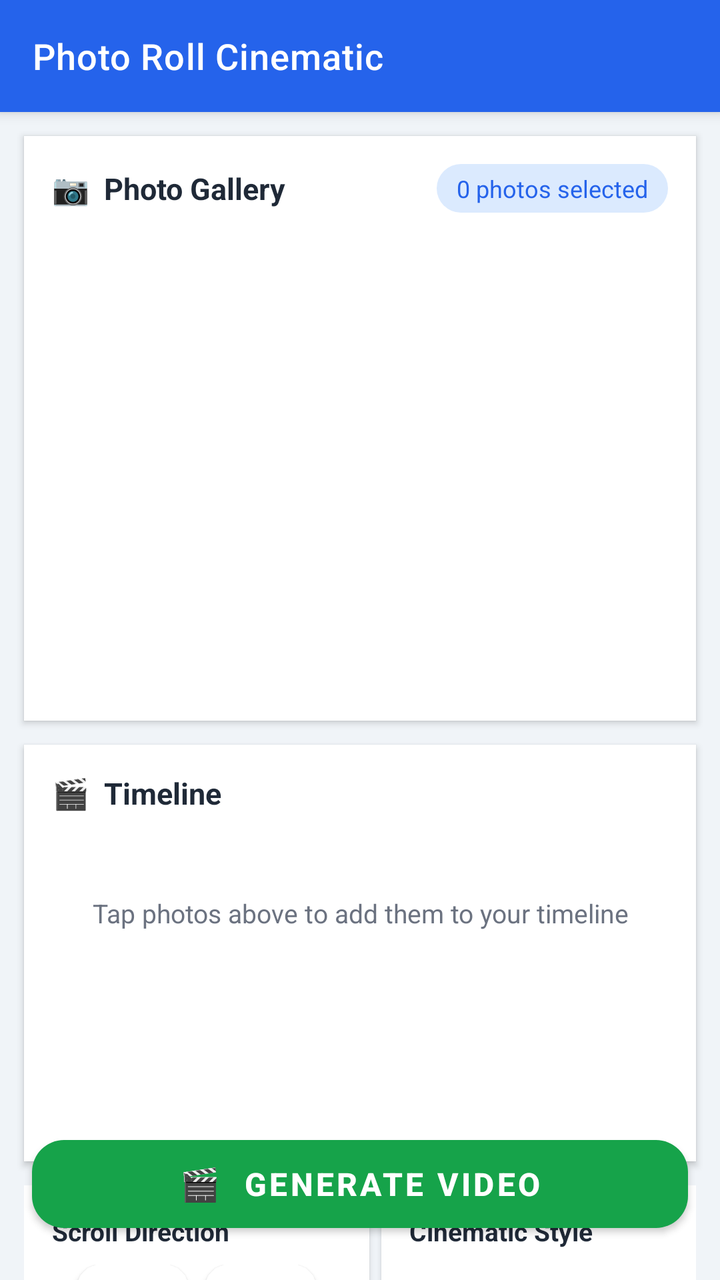
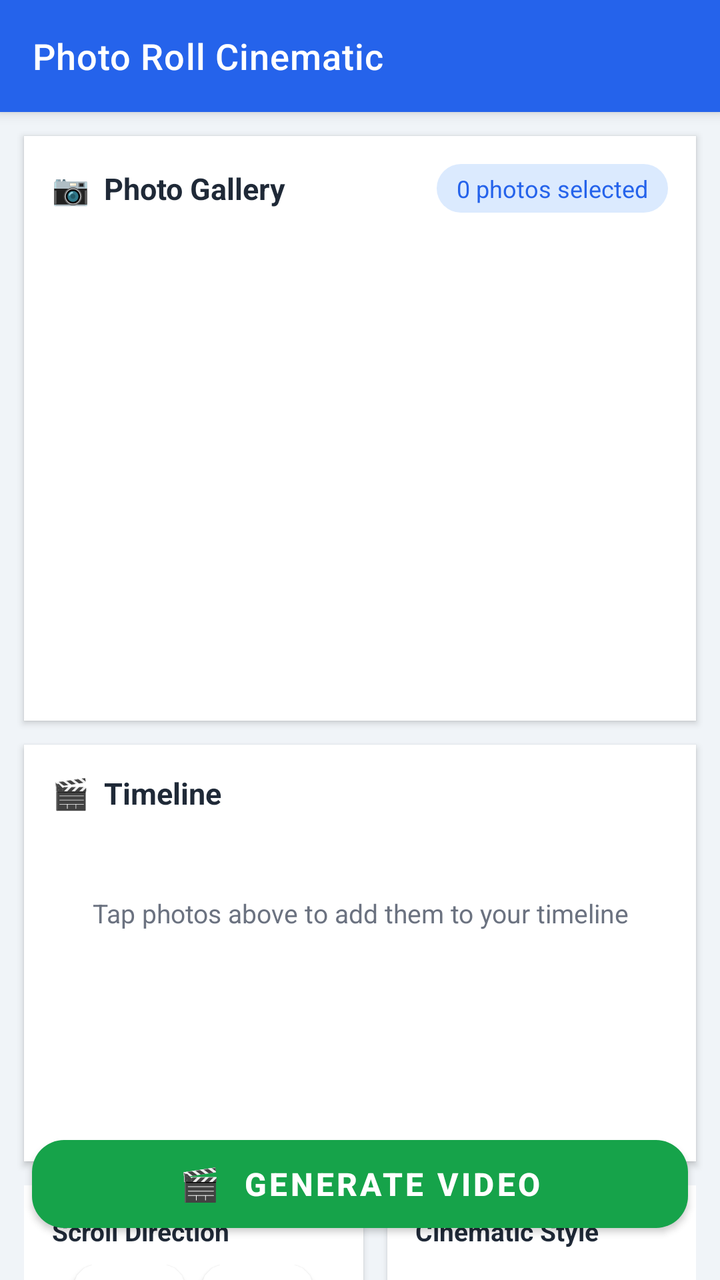

Before-and-after screenshots of an Android layout around one commit, followed by the original layout XML and the change that was made.
<!-- AndroidManifest.xml: application theme Theme.PhotoRollCinematic -->
<!-- res/layout/activity_main.xml -->
<?xml version="1.0" encoding="utf-8"?>
<androidx.coordinatorlayout.widget.CoordinatorLayout
    xmlns:android="http://schemas.android.com/apk/res/android"
    xmlns:app="http://schemas.android.com/apk/res-auto"
    xmlns:tools="http://schemas.android.com/tools"
    android:layout_width="match_parent"
    android:layout_height="match_parent"
    android:background="@color/background_white">

    <com.google.android.material.appbar.AppBarLayout
        android:id="@+id/app_bar"
        android:layout_width="match_parent"
        android:layout_height="wrap_content"
        android:elevation="4dp"
        app:liftOnScroll="false">

        <com.google.android.material.appbar.MaterialToolbar
            android:id="@+id/toolbar"
            android:layout_width="match_parent"
            android:layout_height="?attr/actionBarSize"
            android:background="@color/primary_blue"
            app:title="Photo Roll Cinematic"
            app:titleTextColor="@android:color/white"
            app:titleTextAppearance="@style/TextAppearance.App.Toolbar" />

    </com.google.android.material.appbar.AppBarLayout>

    <androidx.core.widget.NestedScrollView
        android:layout_width="match_parent"
        android:layout_height="match_parent"
        app:layout_behavior="@string/appbar_scrolling_view_behavior">

        <LinearLayout
            android:layout_width="match_parent"
            android:layout_height="wrap_content"
            android:orientation="vertical"
            android:paddingBottom="100dp">

            
            <LinearLayout
                android:layout_width="match_parent"
                android:layout_height="wrap_content"
                android:orientation="vertical"
                android:background="@color/surface_card"
                android:layout_margin="12dp"
                android:elevation="2dp">

                <LinearLayout
                    android:layout_width="match_parent"
                    android:layout_height="wrap_content"
                    android:orientation="horizontal"
                    android:gravity="center_vertical"
                    android:padding="14dp">

                    <TextView
                        android:layout_width="0dp"
                        android:layout_height="wrap_content"
                        android:layout_weight="1"
                        android:text="📷  Photo Gallery"
                        android:textSize="15sp"
                        android:textStyle="bold"
                        android:textColor="@color/dark_gray"
                         />

                    <TextView
                        android:id="@+id/tv_selected_count"
                        android:layout_width="wrap_content"
                        android:layout_height="wrap_content"
                        android:text="0 photos selected"
                        android:textSize="12sp"
                        android:textColor="@color/primary_blue"
                        android:background="@drawable/bg_badge"
                        android:paddingHorizontal="10dp"
                        android:paddingVertical="4dp" />

                </LinearLayout>

                <ProgressBar
                    android:id="@+id/progress_bar"
                    android:layout_width="wrap_content"
                    android:layout_height="wrap_content"
                    android:layout_gravity="center"
                    android:visibility="gone" />

                <TextView
                    android:id="@+id/tv_no_photos"
                    android:layout_width="match_parent"
                    android:layout_height="100dp"
                    android:gravity="center"
                    android:text="No photos found"
                    android:textColor="@color/text_secondary"
                    android:visibility="gone" />

                <androidx.recyclerview.widget.RecyclerView
                    android:id="@+id/recycler_photos"
                    android:layout_width="match_parent"
                    android:layout_height="240dp"
                    android:nestedScrollingEnabled="true"
                    android:paddingHorizontal="4dp"
                    android:paddingBottom="8dp" />

            </LinearLayout>

            
            <LinearLayout
                android:layout_width="match_parent"
                android:layout_height="wrap_content"
                android:orientation="vertical"
                android:background="@color/surface_card"
                android:layout_marginHorizontal="12dp"
                android:layout_marginBottom="12dp"
                android:elevation="2dp">

                <TextView
                    android:layout_width="match_parent"
                    android:layout_height="wrap_content"
                    android:text="🎬  Timeline"
                    android:textSize="15sp"
                    android:textStyle="bold"
                    android:textColor="@color/dark_gray"
                    android:padding="14dp"
                     />

                <TextView
                    android:id="@+id/tv_timeline_empty"
                    android:layout_width="match_parent"
                    android:layout_height="72dp"
                    android:gravity="center"
                    android:text="Tap photos above to add them to your timeline"
                    android:textColor="@color/text_secondary"
                    android:textSize="13sp" />

                <androidx.recyclerview.widget.RecyclerView
                    android:id="@+id/recycler_timeline"
                    android:layout_width="match_parent"
                    android:layout_height="88dp"
                    android:paddingHorizontal="12dp"
                    android:paddingBottom="12dp"
                    android:clipToPadding="false" />

            </LinearLayout>

            
            <LinearLayout
                android:layout_width="match_parent"
                android:layout_height="wrap_content"
                android:orientation="horizontal"
                android:layout_marginHorizontal="12dp"
                android:layout_marginBottom="12dp">

                
                <LinearLayout
                    android:layout_width="0dp"
                    android:layout_height="wrap_content"
                    android:layout_weight="1.1"
                    android:orientation="vertical"
                    android:background="@color/surface_card"
                    android:elevation="2dp"
                    android:marginEnd="6dp">

                    <TextView
                        android:layout_width="match_parent"
                        android:layout_height="wrap_content"
                        android:text="Scroll Direction"
                        android:textSize="13sp"
                        android:textStyle="bold"
                        android:textColor="@color/dark_gray"
                        android:paddingHorizontal="14dp"
                        android:paddingTop="14dp"
                        android:paddingBottom="8dp"
                         />

                    
                    <LinearLayout
                        android:layout_width="match_parent"
                        android:layout_height="wrap_content"
                        android:orientation="horizontal"
                        android:gravity="center"
                        android:paddingHorizontal="10dp"
                        android:paddingBottom="4dp">

                        <androidx.cardview.widget.CardView
                            android:id="@+id/btn_scroll_left"
                            android:layout_width="56dp"
                            android:layout_height="56dp"
                            android:layout_marginEnd="8dp"
                            app:cardCornerRadius="12dp"
                            app:cardElevation="2dp">
                            <LinearLayout
                                android:layout_width="match_parent"
                                android:layout_height="match_parent"
                                android:orientation="vertical"
                                android:gravity="center">
                                <ImageView
                                    android:id="@+id/ic_scroll_left"
                                    android:layout_width="24dp"
                                    android:layout_height="24dp"
                                    android:src="@drawable/ic_arrow_left" />
                                <TextView
                                    android:layout_width="wrap_content"
                                    android:layout_height="wrap_content"
                                    android:text="Left"
                                    android:textSize="9sp"
                                    android:textColor="@color/dark_gray" />
                            </LinearLayout>
                        </androidx.cardview.widget.CardView>

                        <androidx.cardview.widget.CardView
                            android:id="@+id/btn_scroll_right"
                            android:layout_width="56dp"
                            android:layout_height="56dp"
                            app:cardCornerRadius="12dp"
                            app:cardElevation="2dp">
                            <LinearLayout
                                android:layout_width="match_parent"
                                android:layout_height="match_parent"
                                android:orientation="vertical"
                                android:gravity="center">
                                <ImageView
                                    android:id="@+id/ic_scroll_right"
                                    android:layout_width="24dp"
                                    android:layout_height="24dp"
                                    android:src="@drawable/ic_arrow_right" />
                                <TextView
                                    android:layout_width="wrap_content"
                                    android:layout_height="wrap_content"
                                    android:text="Right"
                                    android:textSize="9sp"
                                    android:textColor="@color/dark_gray" />
                            </LinearLayout>
                        </androidx.cardview.widget.CardView>

                    </LinearLayout>

                    
                    <LinearLayout
                        android:layout_width="match_parent"
                        android:layout_height="wrap_content"
                        android:orientation="horizontal"
                        android:gravity="center"
                        android:paddingHorizontal="10dp"
                        android:paddingBottom="14dp">

                        <androidx.cardview.widget.CardView
                            android:id="@+id/btn_scroll_up"
                            android:layout_width="56dp"
                            android:layout_height="56dp"
                            android:layout_marginEnd="8dp"
                            app:cardCornerRadius="12dp"
                            app:cardElevation="2dp">
                            <LinearLayout
                                android:layout_width="match_parent"
                                android:layout_height="match_parent"
                                android:orientation="vertical"
                                android:gravity="center">
                                <ImageView
                                    android:id="@+id/ic_scroll_up"
                                    android:layout_width="24dp"
                                    android:layout_height="24dp"
                                    android:src="@drawable/ic_arrow_up" />
                                <TextView
                                    android:layout_width="wrap_content"
                                    android:layout_height="wrap_content"
                                    android:text="Up"
                                    android:textSize="9sp"
                                    android:textColor="@color/dark_gray" />
                            </LinearLayout>
                        </androidx.cardview.widget.CardView>

                        <androidx.cardview.widget.CardView
                            android:id="@+id/btn_scroll_down"
                            android:layout_width="56dp"
                            android:layout_height="56dp"
                            app:cardCornerRadius="12dp"
                            app:cardElevation="2dp">
                            <LinearLayout
                                android:layout_width="match_parent"
                                android:layout_height="match_parent"
                                android:orientation="vertical"
                                android:gravity="center">
                                <ImageView
                                    android:id="@+id/ic_scroll_down"
                                    android:layout_width="24dp"
                                    android:layout_height="24dp"
                                    android:src="@drawable/ic_arrow_down" />
                                <TextView
                                    android:layout_width="wrap_content"
                                    android:layout_height="wrap_content"
                                    android:text="Down"
                                    android:textSize="9sp"
                                    android:textColor="@color/dark_gray" />
                            </LinearLayout>
                        </androidx.cardview.widget.CardView>

                    </LinearLayout>

                </LinearLayout>

                
                <LinearLayout
                    android:layout_width="0dp"
                    android:layout_height="match_parent"
                    android:layout_weight="1"
                    android:orientation="vertical"
                    android:background="@color/surface_card"
                    android:elevation="2dp"
                    android:layout_marginStart="6dp">

                    <TextView
                        android:layout_width="match_parent"
                        android:layout_height="wrap_content"
                        android:text="Cinematic Style"
                        android:textSize="13sp"
                        android:textStyle="bold"
                        android:textColor="@color/dark_gray"
                        android:paddingHorizontal="14dp"
                        android:paddingTop="14dp"
                        android:paddingBottom="8dp"
                         />

                    <ImageView
                        android:layout_width="56dp"
                        android:layout_height="56dp"
                        android:layout_gravity="center_horizontal"
                        android:src="@drawable/ic_film"
                        android:layout_marginBottom="12dp" />

                    <Spinner
                        android:id="@+id/spinner_cinematic_style"
                        android:layout_width="match_parent"
                        android:layout_height="wrap_content"
                        android:layout_marginHorizontal="10dp"
                        android:layout_marginBottom="14dp"
                        android:background="@drawable/bg_spinner"
                        android:padding="10dp"
                        android:textColor="@color/dark_gray"
                        android:textSize="13sp" />

                </LinearLayout>

            </LinearLayout>

        </LinearLayout>

    </androidx.core.widget.NestedScrollView>

    
    <com.google.android.material.button.MaterialButton
        android:id="@+id/btn_generate"
        android:layout_width="match_parent"
        android:layout_height="56dp"
        android:layout_gravity="bottom"
        android:layout_marginHorizontal="16dp"
        android:layout_marginBottom="20dp"
        android:text="🎬  Generate Video"
        android:textSize="16sp"
        android:textStyle="bold"
        android:textColor="@android:color/white"
        app:backgroundTint="@color/green_generate"
        app:cornerRadius="16dp"
        app:elevation="6dp" />

</androidx.coordinatorlayout.widget.CoordinatorLayout>
<!-- resources referenced by this layout -->
<resources>
  <color name="background_white">#F0F4F8</color>
  <color name="dark_gray">#1F2937</color>
  <color name="green_generate">#16A34A</color>
  <color name="primary_blue">#2563EB</color>
  <color name="surface_card">#FFFFFF</color>
  <color name="text_secondary">#6B7280</color>
  <!-- drawable bg_badge (drawable) -->
  <?xml version="1.0" encoding="utf-8"?>
  <shape xmlns:android="http://schemas.android.com/apk/res/android"
      android:shape="rectangle">
      <solid android:color="#DBEAFE" />
      <corners android:radius="20dp" />
  </shape>
  <!-- drawable bg_spinner (drawable) -->
  <?xml version="1.0" encoding="utf-8"?>
  <shape xmlns:android="http://schemas.android.com/apk/res/android"
      android:shape="rectangle">
      <solid android:color="#F0F4F8" />
      <stroke android:width="1dp" android:color="#CBD5E1" />
      <corners android:radius="8dp" />
  </shape>
  <!-- drawable ic_arrow_down (drawable) -->
  <?xml version="1.0" encoding="utf-8"?>
  <vector xmlns:android="http://schemas.android.com/apk/res/android"
      android:width="24dp"
      android:height="24dp"
      android:viewportWidth="24"
      android:viewportHeight="24">
      <path
          android:fillColor="#FF000000"
          android:pathData="M7.41,8.59L12,13.17l4.59,-4.58L18,10l-6,6-6,-6 1.41,-1.41z"/>
  </vector>
  <!-- drawable ic_arrow_left (drawable) -->
  <?xml version="1.0" encoding="utf-8"?>
  <vector xmlns:android="http://schemas.android.com/apk/res/android"
      android:width="24dp"
      android:height="24dp"
      android:viewportWidth="24"
      android:viewportHeight="24">
      <path
          android:fillColor="#FF000000"
          android:pathData="M15.41,16.59L10.83,12l4.58,-4.59L14,6l-6,6 6,6 1.41,-1.41z"/>
  </vector>
  <!-- drawable ic_arrow_right (drawable) -->
  <?xml version="1.0" encoding="utf-8"?>
  <vector xmlns:android="http://schemas.android.com/apk/res/android"
      android:width="24dp"
      android:height="24dp"
      android:viewportWidth="24"
      android:viewportHeight="24">
      <path
          android:fillColor="#FF000000"
          android:pathData="M8.59,16.59L13.17,12 8.59,7.41 10,6l6,6-6,6-1.41,-1.41z"/>
  </vector>
  <!-- drawable ic_arrow_up (drawable) -->
  <?xml version="1.0" encoding="utf-8"?>
  <vector xmlns:android="http://schemas.android.com/apk/res/android"
      android:width="24dp"
      android:height="24dp"
      android:viewportWidth="24"
      android:viewportHeight="24">
      <path
          android:fillColor="#FF000000"
          android:pathData="M7.41,15.41L12,10.83l4.59,4.58L18,14l-6,-6-6,6 1.41,1.41z"/>
  </vector>
  <!-- drawable ic_film (drawable) -->
  <?xml version="1.0" encoding="utf-8"?>
  <vector xmlns:android="http://schemas.android.com/apk/res/android"
      android:width="24dp"
      android:height="24dp"
      android:viewportWidth="24"
      android:viewportHeight="24">
      <path
          android:fillColor="#2563EB"
          android:pathData="M18,4l2,4h-3l-2,-4h-2l2,4h-3l-2,-4H8l2,4H7L5,4H4C2.9,4 2,4.9 2,6v12c0,1.1 0.9,2 2,2h16c1.1,0 2,-0.9 2,-2V4h-4z"/>
  </vector>
  <style name="TextAppearance.App.Toolbar" parent="TextAppearance.MaterialComponents.Headline6">
          <item name="android:fontFamily">sans-serif-medium</item>
          <item name="android:textSize">18sp</item>
          <item name="android:letterSpacing">0.02</item>
      </style>
  <style name="Theme.PhotoRollCinematic" parent="Theme.MaterialComponents.DayNight.NoActionBar">
          <item name="colorPrimary">@color/primary_blue</item>
          <item name="colorPrimaryVariant">@color/primary_blue_dark</item>
          <item name="colorOnPrimary">@android:color/white</item>
          <item name="colorSecondary">@color/green_generate</item>
          <item name="colorOnSecondary">@android:color/white</item>
          <item name="android:colorBackground">@color/background_white</item>
          <item name="android:statusBarColor">@color/primary_blue_dark</item>
          <item name="android:navigationBarColor">@color/background_white</item>
      </style>
  <color name="primary_blue_dark">#1D4ED8</color>
</resources>

<!-- the commit's change to res/layout/activity_main.xml (unified diff, before → after) -->
@@ -156,7 +156,7 @@
                     android:orientation="vertical"
                     android:background="@color/surface_card"
                     android:elevation="2dp"
-                    android:marginEnd="6dp">
+                    android:layout_marginEnd="6dp">
 
                     <TextView
                         android:layout_width="match_parent"
